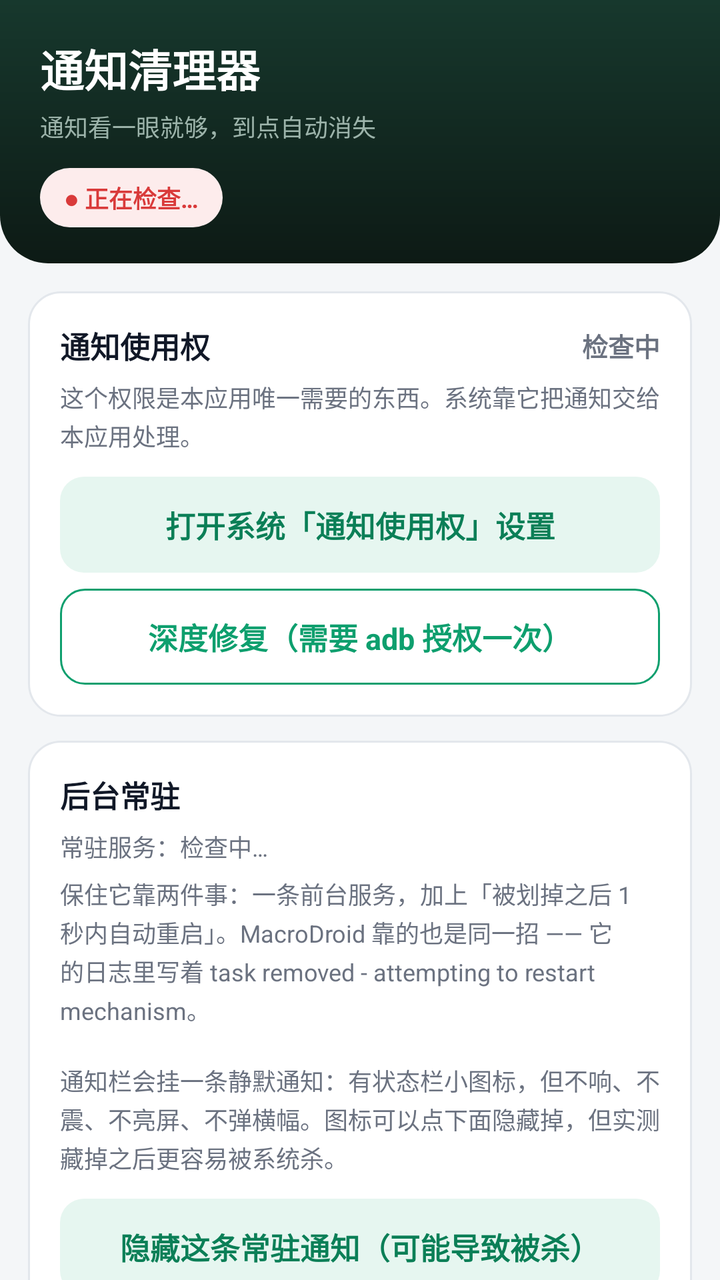
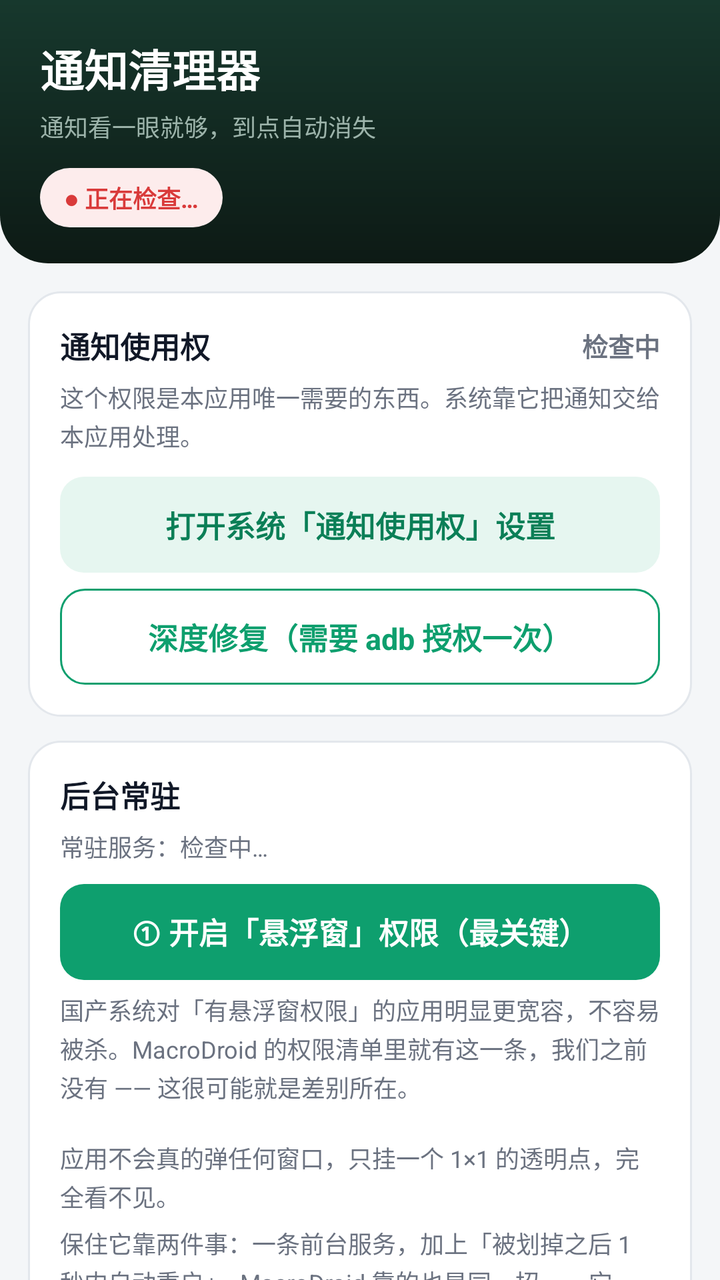

The first picture is an Android layout as it rendered before a commit; the second is the same layout after the commit. The layout source and the unified diff follow.
<!-- AndroidManifest.xml: application theme AppTheme -->
<!-- res/layout/activity_settings.xml -->
<?xml version="1.0" encoding="utf-8"?>
<LinearLayout xmlns:android="http://schemas.android.com/apk/res/android"
    android:layout_width="match_parent"
    android:layout_height="match_parent"
    android:background="@color/bg"
    android:orientation="vertical">

    
    <LinearLayout
        android:layout_width="match_parent"
        android:layout_height="wrap_content"
        android:background="@drawable/bg_header"
        android:orientation="vertical"
        android:paddingStart="20dp"
        android:paddingTop="18dp"
        android:paddingEnd="20dp"
        android:paddingBottom="18dp">

        <TextView
            android:layout_width="wrap_content"
            android:layout_height="wrap_content"
            android:text="@string/app_name"
            android:textColor="@color/white"
            android:textSize="22sp"
            android:textStyle="bold" />

        <TextView
            android:layout_width="wrap_content"
            android:layout_height="wrap_content"
            android:layout_marginTop="4dp"
            android:text="@string/app_subtitle"
            android:textColor="@color/header_sub"
            android:textSize="12sp" />

        <TextView
            android:id="@+id/headerChip"
            android:layout_width="wrap_content"
            android:layout_height="wrap_content"
            android:layout_marginTop="12dp"
            android:background="@drawable/bg_chip_bad"
            android:paddingStart="12dp"
            android:paddingTop="6dp"
            android:paddingEnd="12dp"
            android:paddingBottom="6dp"
            android:text="@string/chip_checking"
            android:textColor="@color/danger"
            android:textSize="12sp"
            android:textStyle="bold" />
    </LinearLayout>

    <ScrollView
        android:layout_width="match_parent"
        android:layout_height="0dp"
        android:layout_weight="1"
        android:clipToPadding="false"
        android:scrollbars="none">

        <LinearLayout
            android:layout_width="match_parent"
            android:layout_height="wrap_content"
            android:orientation="vertical"
            android:paddingStart="14dp"
            android:paddingTop="14dp"
            android:paddingEnd="14dp"
            android:paddingBottom="28dp">

            
            <LinearLayout
                android:layout_width="match_parent"
                android:layout_height="wrap_content"
                android:background="@drawable/bg_card"
                android:orientation="vertical"
                android:padding="16dp">

                <LinearLayout
                    android:layout_width="match_parent"
                    android:layout_height="wrap_content"
                    android:gravity="center_vertical"
                    android:orientation="horizontal">

                    <TextView
                        style="@style/CardTitle"
                        android:layout_width="0dp"
                        android:layout_weight="1"
                        android:text="@string/perm_title" />

                    <TextView
                        android:id="@+id/permState"
                        android:layout_width="wrap_content"
                        android:layout_height="wrap_content"
                        android:text="@string/perm_checking"
                        android:textColor="@color/text_sub"
                        android:textSize="13sp"
                        android:textStyle="bold" />
                </LinearLayout>

                <TextView
                    android:id="@+id/permHint"
                    style="@style/Label"
                    android:layout_marginTop="6dp"
                    android:text="@string/perm_hint_unknown" />

                <TextView
                    android:id="@+id/openAccess"
                    style="@style/BtnSoft"
                    android:layout_marginTop="12dp"
                    android:text="@string/open_access" />

                <TextView
                    android:id="@+id/reconnect"
                    style="@style/BtnGhost"
                    android:layout_marginTop="8dp"
                    android:text="@string/reconnect"
                    android:visibility="gone" />

                <TextView
                    android:id="@+id/deepFixBtn"
                    style="@style/BtnGhost"
                    android:layout_marginTop="8dp"
                    android:text="@string/deep_fix" />

                <TextView
                    android:id="@+id/deepFixHint"
                    style="@style/Label"
                    android:layout_marginTop="6dp"
                    android:visibility="gone"
                    android:text="@string/deep_fix_hint" />
            </LinearLayout>

            
            <LinearLayout
                android:layout_width="match_parent"
                android:layout_height="wrap_content"
                android:layout_marginTop="12dp"
                android:background="@drawable/bg_card"
                android:orientation="vertical"
                android:padding="16dp">

                <TextView
                    style="@style/CardTitle"
                    android:text="@string/keepalive_title" />

                <TextView
                    android:id="@+id/fgsState"
                    style="@style/Label"
                    android:layout_marginTop="6dp"
                    android:text="@string/fgs_checking" />

                <TextView
                    style="@style/Label"
                    android:layout_marginTop="6dp"
                    android:text="@string/keepalive_hint" />

                <TextView
                    android:id="@+id/hideNotifBtn"
                    style="@style/BtnSoft"
                    android:layout_marginTop="12dp"
                    android:text="@string/keepalive_hide_notif" />

                <TextView
                    android:id="@+id/hideNotifWarn"
                    style="@style/Label"
                    android:layout_marginTop="6dp"
                    android:visibility="gone"
                    android:text="@string/keepalive_hide_warn" />

                <TextView
                    android:id="@+id/batteryBtn"
                    style="@style/BtnGhost"
                    android:layout_marginTop="8dp"
                    android:text="@string/keepalive_battery" />

                <TextView
                    android:id="@+id/autostartBtn"
                    style="@style/BtnGhost"
                    android:layout_marginTop="8dp"
                    android:text="@string/keepalive_autostart" />

                <TextView
                    android:id="@+id/keepAliveHint"
                    style="@style/Label"
                    android:layout_marginTop="8dp"
                    android:visibility="gone" />
            </LinearLayout>

            
            <LinearLayout
                android:layout_width="match_parent"
                android:layout_height="wrap_content"
                android:layout_marginTop="12dp"
                android:background="@drawable/bg_card"
                android:orientation="vertical"
                android:padding="16dp">

                <TextView
                    style="@style/CardTitle"
                    android:text="@string/rule_title" />

                <Switch
                    android:id="@+id/enabled"
                    android:layout_width="match_parent"
                    android:layout_height="wrap_content"
                    android:layout_marginTop="6dp"
                    android:minHeight="48dp"
                    android:text="@string/enabled"
                    android:textColor="@color/text"
                    android:textSize="15sp" />

                <TextView
                    style="@style/Label"
                    android:layout_marginTop="10dp"
                    android:text="@string/packages_label" />

                <EditText
                    android:id="@+id/packages"
                    style="@style/Input"
                    android:layout_marginTop="6dp"
                    android:hint="@string/packages_hint"
                    android:inputType="text" />

                <TextView
                    style="@style/Label"
                    android:layout_marginTop="12dp"
                    android:text="@string/delay_label" />

                <EditText
                    android:id="@+id/delay"
                    style="@style/Input"
                    android:layout_marginTop="6dp"
                    android:hint="@string/delay_hint"
                    android:inputType="number" />

                <TextView
                    style="@style/Label"
                    android:layout_marginTop="12dp"
                    android:text="@string/title_label" />

                <EditText
                    android:id="@+id/titleKeyword"
                    style="@style/Input"
                    android:layout_marginTop="6dp"
                    android:hint="@string/title_hint"
                    android:inputType="text" />

                <TextView
                    style="@style/Label"
                    android:layout_marginTop="12dp"
                    android:text="@string/text_label" />

                <EditText
                    android:id="@+id/textKeyword"
                    style="@style/Input"
                    android:layout_marginTop="6dp"
                    android:hint="@string/text_hint"
                    android:inputType="text" />

                <TextView
                    style="@style/Label"
                    android:layout_marginTop="6dp"
                    android:text="@string/keyword_explain" />

                <TextView
                    android:id="@+id/save"
                    style="@style/BtnPrimary"
                    android:layout_marginTop="16dp"
                    android:text="@string/save" />
            </LinearLayout>

            
            <LinearLayout
                android:layout_width="match_parent"
                android:layout_height="wrap_content"
                android:layout_marginTop="12dp"
                android:background="@drawable/bg_card"
                android:orientation="vertical"
                android:padding="16dp">

                <TextView
                    style="@style/CardTitle"
                    android:text="@string/selftest_title" />

                <TextView
                    style="@style/Label"
                    android:layout_marginTop="6dp"
                    android:text="@string/selftest_hint" />

                <TextView
                    android:id="@+id/testBtn"
                    style="@style/BtnGhost"
                    android:layout_marginTop="12dp"
                    android:text="@string/selftest_btn" />

                <TextView
                    android:id="@+id/testResult"
                    android:layout_width="match_parent"
                    android:layout_height="wrap_content"
                    android:layout_marginTop="10dp"
                    android:text="@string/selftest_idle"
                    android:textColor="@color/text_sub"
                    android:textSize="13sp" />
            </LinearLayout>

            
            <LinearLayout
                android:layout_width="match_parent"
                android:layout_height="wrap_content"
                android:layout_marginTop="12dp"
                android:background="@drawable/bg_card"
                android:orientation="vertical"
                android:padding="16dp">

                <LinearLayout
                    android:layout_width="match_parent"
                    android:layout_height="wrap_content"
                    android:gravity="center_vertical"
                    android:orientation="horizontal">

                    <TextView
                        style="@style/CardTitle"
                        android:layout_width="0dp"
                        android:layout_weight="1"
                        android:text="@string/log_title" />

                    <TextView
                        android:id="@+id/viewLog"
                        android:layout_width="wrap_content"
                        android:layout_height="wrap_content"
                        android:background="@drawable/bg_button_soft"
                        android:clickable="true"
                        android:focusable="true"
                        android:paddingStart="12dp"
                        android:paddingTop="6dp"
                        android:paddingEnd="12dp"
                        android:paddingBottom="6dp"
                        android:text="@string/log_view_all"
                        android:textColor="@color/primary_dark"
                        android:textSize="12sp" />
                </LinearLayout>

                <TextView
                    android:id="@+id/logView"
                    android:layout_width="match_parent"
                    android:layout_height="wrap_content"
                    android:layout_marginTop="10dp"
                    android:background="@drawable/bg_log"
                    android:fontFamily="monospace"
                    android:lineSpacingExtra="4dp"
                    android:minHeight="90dp"
                    android:padding="12dp"
                    android:text="@string/log_empty"
                    android:textColor="@color/text"
                    android:textSize="12sp" />
            </LinearLayout>

            
            <LinearLayout
                android:layout_width="match_parent"
                android:layout_height="wrap_content"
                android:layout_marginTop="12dp"
                android:background="@drawable/bg_card"
                android:orientation="vertical"
                android:padding="16dp">

                <LinearLayout
                    android:layout_width="match_parent"
                    android:layout_height="wrap_content"
                    android:gravity="center_vertical"
                    android:orientation="horizontal">

                    <TextView
                        style="@style/CardTitle"
                        android:layout_width="0dp"
                        android:layout_weight="1"
                        android:text="@string/active_title" />

                    <TextView
                        android:id="@+id/activeCount"
                        android:layout_width="wrap_content"
                        android:layout_height="wrap_content"
                        android:layout_marginEnd="8dp"
                        android:text="—"
                        android:textColor="@color/text_sub"
                        android:textSize="13sp"
                        android:textStyle="bold" />

                    <TextView
                        android:id="@+id/refreshActive"
                        android:layout_width="wrap_content"
                        android:layout_height="wrap_content"
                        android:background="@drawable/bg_button_soft"
                        android:clickable="true"
                        android:focusable="true"
                        android:paddingStart="12dp"
                        android:paddingTop="6dp"
                        android:paddingEnd="12dp"
                        android:paddingBottom="6dp"
                        android:text="@string/active_refresh"
                        android:textColor="@color/primary_dark"
                        android:textSize="12sp" />
                </LinearLayout>

                <LinearLayout
                    android:id="@+id/activeList"
                    android:layout_width="match_parent"
                    android:layout_height="wrap_content"
                    android:layout_marginTop="4dp"
                    android:orientation="vertical" />

                <TextView
                    android:id="@+id/clearActive"
                    style="@style/BtnGhost"
                    android:layout_marginTop="10dp"
                    android:text="@string/active_clear" />
            </LinearLayout>

            <TextView
                style="@style/Label"
                android:layout_marginStart="4dp"
                android:layout_marginTop="16dp"
                android:layout_marginEnd="4dp"
                android:text="@string/tip" />

        </LinearLayout>
    </ScrollView>
</LinearLayout>
<!-- resources referenced by this layout -->
<resources>
  <color name="bg">#F4F6F8</color>
  <color name="danger">#D93A3A</color>
  <color name="header_sub">#9CB3AA</color>
  <color name="primary_dark">#0B7F57</color>
  <color name="text">#111827</color>
  <color name="text_sub">#6B7280</color>
  <color name="white">#FFFFFF</color>
  <string name="active_clear">清掉当前所有通知（常驻的除外）</string>
  <string name="active_refresh">刷新</string>
  <string name="active_title">当前通知</string>
  <string name="app_name">通知清理器</string>
  <string name="app_subtitle">通知看一眼就够，到点自动消失</string>
  <string name="chip_checking">● 正在检查…</string>
  <string name="deep_fix">深度修复（需要 adb 授权一次）</string>
  <string name="deep_fix_hint">系统把本应用的监听服务从内部注册表里摘掉了，普通重连救不回来。这个按钮做的就是你手动做的那个动作 —— 把本应用从「通知使用权」列表里摘掉再写回，逼系统重新注册。</string>
  <string name="delay_hint">10000</string>
  <string name="delay_label">收到通知后等多少毫秒再清除</string>
  <string name="enabled">启用</string>
  <string name="fgs_checking">常驻服务：检查中…</string>
  <string name="keepalive_autostart">打开系统的「自启动管理」</string>
  <string name="keepalive_battery">把本应用设为「不限制后台」</string>
  <string name="keepalive_hide_notif">隐藏这条常驻通知（可能导致被杀）</string>
  <string name="keepalive_hide_warn">提醒：把渠道彻底关掉之后，系统很可能因此把本应用杀掉 —— MacroDroid 的文档也是这么说的。真遇到又开始失效，回这里重新打开就行。</string>
  <string name="keepalive_hint">保住它靠两件事：一条前台服务，加上「被划掉之后 1 秒内自动重启」。MacroDroid 靠的也是同一招 —— 它的日志里写着 task removed - attempting to restart mechanism。\n\n通知栏会挂一条静默通知：有状态栏小图标，但不响、不震、不亮屏、不弹横幅。图标可以点下面隐藏掉，但实测藏掉之后更容易被系统杀。</string>
  <string name="keepalive_title">后台常驻</string>
  <string name="keyword_explain">两个都填 = 必须同时满足；只填一个 = 只查那一个。多数应用的通知标题是应用名，内容在正文里，所以关键字一般填在正文框。</string>
  <string name="log_empty">还没有记录。\n授权之后，收到被监控应用的通知，这里就会一行一行记下来。</string>
  <string name="log_title">最近发生了什么</string>
  <string name="log_view_all">查看全部</string>
  <string name="open_access">打开系统「通知使用权」设置</string>
  <string name="packages_hint">com.ss.android.lark,com.larksuite.suite</string>
  <string name="packages_label">监控这些应用（包名，逗号分隔；留空 = 所有应用）</string>
  <string name="perm_checking">检查中</string>
  <string name="perm_hint_unknown">这个权限是本应用唯一需要的东西。系统靠它把通知交给本应用处理。</string>
  <string name="perm_title">通知使用权</string>
  <string name="reconnect">重新连接</string>
  <string name="rule_title">清理规则</string>
  <string name="save">保存</string>
  <string name="selftest_btn">发一条测试通知</string>
  <string name="selftest_hint">点一下，本应用自己发一条通知，然后看它会不会按上面的延迟时间自动消失。这是唯一能证明「整条链路通不通」的办法。</string>
  <string name="selftest_idle">还没测过</string>
  <string name="selftest_title">自检</string>
  <string name="text_hint">选填</string>
  <string name="text_label">正文必须包含（留空 = 不限制）</string>
  <string name="tip">说明：本应用不需要常驻通知，也不在后台占资源。\n它靠系统的「通知使用权」工作 —— 授权后由系统负责拉起，划掉多任务通常也不会失效。\n\n万一还是断了：每 5 分钟有一个看门狗会自动把它要回来，你也可以直接打开本应用，它会自动重连。</string>
  <string name="title_hint">选填</string>
  <string name="title_label">标题必须包含（留空 = 不限制）</string>
  <style name="BtnGhost" parent="BtnPrimary">
          <item name="android:background">@drawable/bg_button_ghost</item>
          <item name="android:textColor">@color/primary</item>
      </style>
  <style name="BtnSoft" parent="BtnPrimary">
          <item name="android:background">@drawable/bg_button_soft</item>
          <item name="android:textColor">@color/primary_dark</item>
      </style>
  <color name="primary_light">#E6F6F0</color>
  <color name="card">#FFFFFF</color>
  <color name="border">#E3E7EC</color>
  <color name="danger_light">#FDECEC</color>
  <color name="header_top">#17382D</color>
  <color name="header_bottom">#0D1A15</color>
  <color name="log_bg">#F8FAFB</color>
  <color name="primary">#0E9F6E</color>
  <color name="row">#FAFBFC</color>
  <!-- unchanged entries left out for length: 13 -->
</resources>

<!-- the commit's change to res/layout/activity_settings.xml (unified diff, before → after) -->
@@ -147,6 +147,17 @@
                     android:text="@string/fgs_checking" />
 
                 <TextView
+                    android:id="@+id/overlayBtn"
+                    style="@style/BtnPrimary"
+                    android:layout_marginTop="10dp"
+                    android:text="@string/overlay_grant" />
+
+                <TextView
+                    style="@style/Label"
+                    android:layout_marginTop="6dp"
+                    android:text="@string/overlay_hint" />
+
+                <TextView
                     style="@style/Label"
                     android:layout_marginTop="6dp"
                     android:text="@string/keepalive_hint" />
<!-- resource entries referenced after the edit -->
@@ -30,6 +30,8 @@
   <string name="log_title">最近发生了什么</string>
   <string name="log_view_all">查看全部</string>
   <string name="open_access">打开系统「通知使用权」设置</string>
+  <string name="overlay_grant">① 开启「悬浮窗」权限（最关键）</string>
+  <string name="overlay_hint">国产系统对「有悬浮窗权限」的应用明显更宽容，不容易被杀。MacroDroid 的权限清单里就有这一条，我们之前没有 —— 这很可能就是差别所在。\n\n应用不会真的弹任何窗口，只挂一个 1×1 的透明点，完全看不见。</string>
   <string name="packages_hint">com.ss.android.lark,com.larksuite.suite</string>
   <string name="packages_label">监控这些应用（包名，逗号分隔；留空 = 所有应用）</string>
   <string name="perm_checking">检查中</string>
